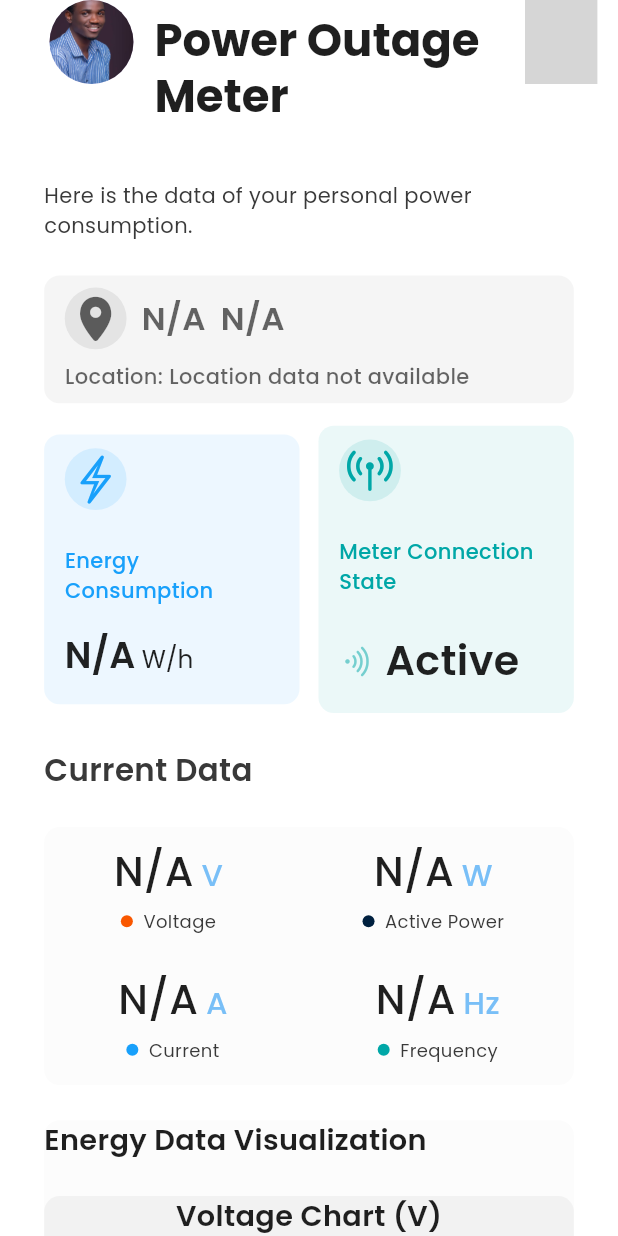
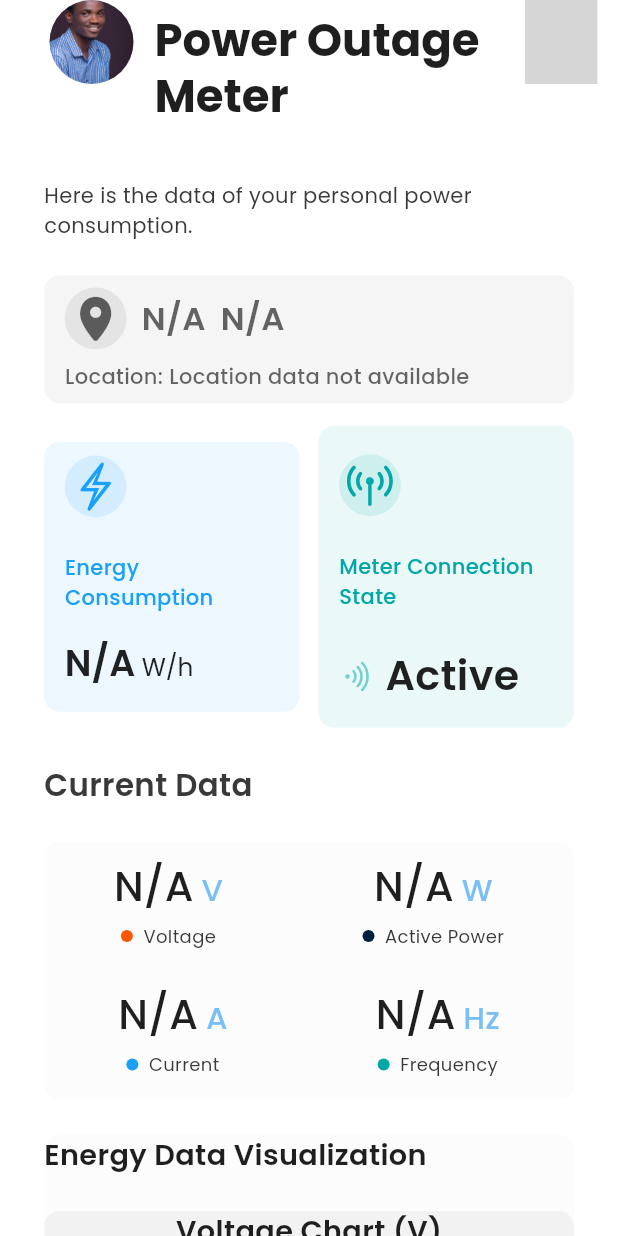
Before and after one commit to sir-reborn/smartmeter, a Flutter app: the screen it shows after launch, on a phone screen of 412 x 824 dp. Run offline on Flutter 3.47's test engine with Material 3 defaults, Android fonts, the phone set to English and light mode, and no system bars; our stand-ins replace firebase_core, firebase_database, google_fonts, shared_preferences, syncfusion_flutter_charts; missing offline and left inert: icon_badge; accounts and stored records are empty; grey boxes are pictures that could not be loaded.

Commit message:
Update energy and power status

```diff
--- a/lib/components/dashboard_component/energy_and_power_status_containers.dart
+++ b/lib/components/dashboard_component/energy_and_power_status_containers.dart
@@ -127,7 +127,7 @@ class _MetersDetailsContainerState extends State<MetersDetailsContainer> {
             mainAxisAlignment: MainAxisAlignment.start,
             crossAxisAlignment: CrossAxisAlignment.start,
             children: <Widget>[
-              const Spacer0(),
+              faultDetected ? SizedBox(height: 9) : SizedBox(height: 19),
               CircleAvatar(
                 radius: size.width / 20,
                 backgroundColor: faultDetected
```
